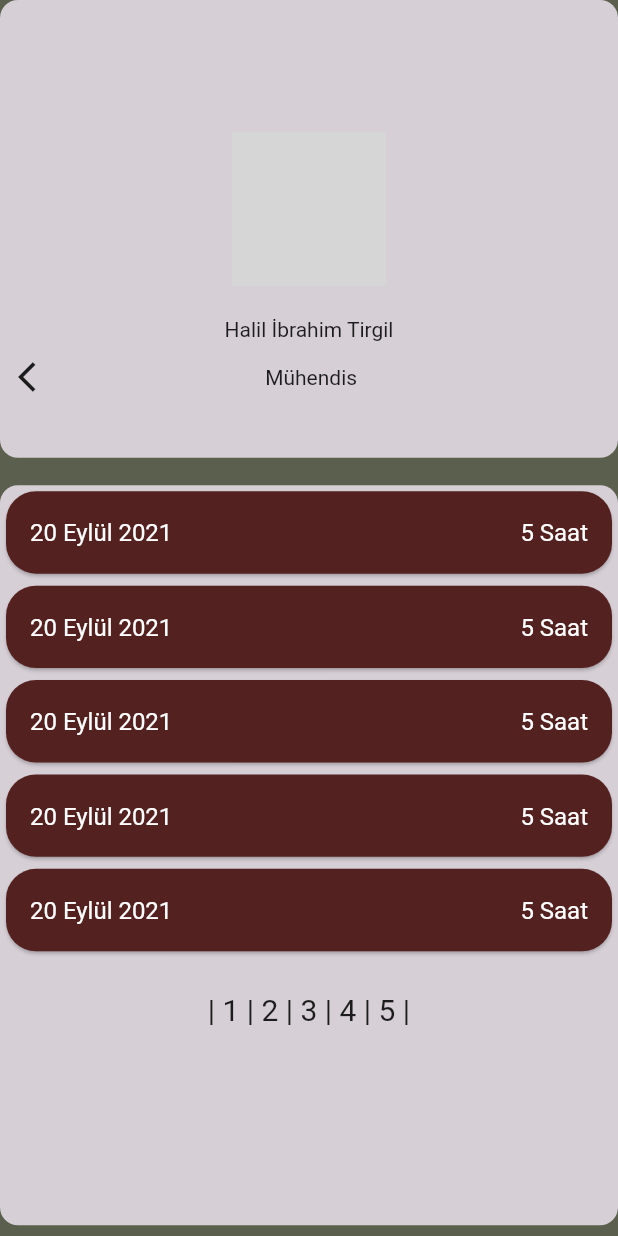
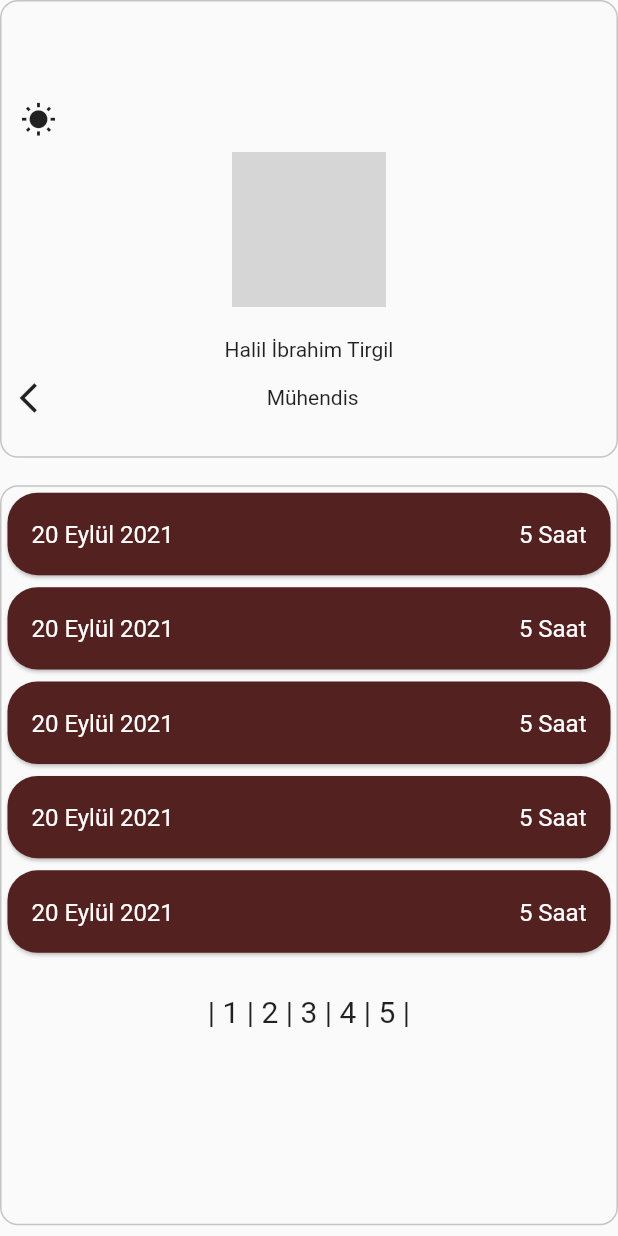
Before and after one commit to haliltirgil/daily_task_app, a Flutter app: the ShowTaskScreen screen opened directly, on a phone screen of 412 x 824 dp. Run offline on Flutter 3.47's test engine with Material 2 defaults, Android fonts, the phone set to English and light mode, and no system bars; our stand-ins replace shared_preferences, table_calendar; accounts and stored records are empty; network calls fail; grey boxes are pictures that could not be loaded.

Commit message:
Add theme changer and edit container colors

```diff
--- /dev/null
+++ b/lib/helper/theme_preferences.dart
@@ -0,0 +1,15 @@
+import 'package:shared_preferences/shared_preferences.dart';
+
+class ThemePreferences {
+  static const PREF_KEY = 'pref_key';
+
+  setTheme(bool value) async {
+    SharedPreferences sharedPreferences = await SharedPreferences.getInstance();
+    sharedPreferences.setBool(PREF_KEY, value);
+  }
+
+  getTheme() async {
+    SharedPreferences sharedPreferences = await SharedPreferences.getInstance();
+    return sharedPreferences.getBool(PREF_KEY) ?? false;
+  }
+}
--- /dev/null
+++ b/lib/helper/theme_provider.dart
@@ -0,0 +1,24 @@
+import 'package:flutter/material.dart';
+import 'package:task_app/helper/theme_preferences.dart';
+
+class ThemeModel extends ChangeNotifier {
+  bool _isDark = false;
+  ThemePreferences _preferences = ThemePreferences();
+  bool get isDark => _isDark;
+
+  ThemeModel() {
+    _isDark = false;
+    _preferences = ThemePreferences();
+    getPreferences();
+  }
+  set isDark(bool value) {
+    _isDark = value;
+    _preferences.setTheme(value);
+    notifyListeners();
+  }
+
+  getPreferences() async {
+    _isDark = await _preferences.getTheme();
+    notifyListeners();
+  }
+}
--- a/lib/screens/add_task_screen.dart
+++ b/lib/screens/add_task_screen.dart
@@ -13,7 +13,7 @@ class _AddTaskScreenState extends State<AddTaskScreen> {
   @override
   Widget build(BuildContext context) {
     return Scaffold(
-      backgroundColor: AppColors.backgroundColor,
+      //backgroundColor: AppColors.backgroundColor,
       body: Column(
         children: [
           CommonProfile(true),
--- a/lib/screens/login_screen.dart
+++ b/lib/screens/login_screen.dart
@@ -15,7 +15,7 @@ class _LoginScreenState extends State<LoginScreen> {
   Widget build(BuildContext context) {
     return Scaffold(
       extendBody: true,
-      backgroundColor: AppColors.backgroundColor,
+      //backgroundColor: AppColors.backgroundColor,
       body: SingleChildScrollView(
         child: Column(
           children: [
@@ -89,7 +89,7 @@ class _LoginScreenState extends State<LoginScreen> {
       child: Container(
         height: MediaQuery.of(context).size.height / 13.2,
         decoration: BoxDecoration(
-          color: AppColors.greyColor,
+          color: Colors.blueGrey,
           borderRadius: BorderRadius.circular(12.0),
         ),
         child: Container(
--- a/lib/screens/show_task_screen.dart
+++ b/lib/screens/show_task_screen.dart
@@ -12,7 +12,7 @@ class _ShowTaskScreenState extends State<ShowTaskScreen> {
   @override
   Widget build(BuildContext context) {
     return Scaffold(
-      backgroundColor: AppColors.backgroundColor,
+      //backgroundColor: AppColors.backgroundColor,
       body: Column(
         children: [
           CommonProfile(false),
@@ -23,7 +23,9 @@ class _ShowTaskScreenState extends State<ShowTaskScreen> {
               width: MediaQuery.of(context).size.width,
               height: MediaQuery.of(context).size.height / 1.67,
               decoration: BoxDecoration(
-                color: AppColors.containerColor,
+                border: Border.all(
+                  color: AppColors.greyColor,
+                ),
                 borderRadius: BorderRadius.circular(12.0),
               ),
               child: _buildTaskList("20 Eylül 2021", 5),
--- a/lib/widgets/common_profile.dart
+++ b/lib/widgets/common_profile.dart
@@ -1,4 +1,6 @@
 import 'package:flutter/material.dart';
+import 'package:provider/provider.dart';
+import 'package:task_app/helper/theme_provider.dart';
 import 'package:task_app/screens/show_task_screen.dart';
 
 import '../theme.dart';
@@ -23,7 +25,9 @@ class _CommonProfileState extends State<CommonProfile> {
         width: MediaQuery.of(context).size.width,
         height: MediaQuery.of(context).size.height / 2.7,
         decoration: BoxDecoration(
-          color: AppColors.containerColor,
+          border: Border.all(
+            color: AppColors.greyColor,
+          ),
           borderRadius: BorderRadius.circular(12.0),
         ),
         child: Padding(
@@ -31,9 +35,36 @@ class _CommonProfileState extends State<CommonProfile> {
               EdgeInsets.only(top: MediaQuery.of(context).size.height / 15),
           child: Column(
             children: [
+              Padding(
+                padding:
+                    EdgeInsets.all(MediaQuery.of(context).size.height / 200),
+                child: Row(
+                  children: [
+                    Container(
+                      width: MediaQuery.of(context).size.width / 10,
+                      height: MediaQuery.of(context).size.height / 22,
+                      child: Consumer(
+                        builder: (context, ThemeModel themeNotifier, child) {
+                          return Container(
+                            child: IconButton(
+                              onPressed: () {
+                                themeNotifier.isDark
+                                    ? themeNotifier.isDark = false
+                                    : themeNotifier.isDark = true;
+                              },
+                              icon: Icon(themeNotifier.isDark
+                                  ? Icons.nightlight_round
+                                  : Icons.wb_sunny),
+                            ),
+                          );
+                        },
+                      ),
+                    ),
+                    SizedBox(width: MediaQuery.of(context).size.width / 1.32),
                     widget.checkButton == true
-                  ? Align(
-                      alignment: Alignment.centerRight,
+                        ? Container(
+                            width: MediaQuery.of(context).size.width / 10,
+                            height: MediaQuery.of(context).size.height / 22,
                             child: IconButton(
                               icon: Icon(Icons.login_outlined),
                               onPressed: () {
@@ -44,6 +75,9 @@ class _CommonProfileState extends State<CommonProfile> {
                         : Padding(
                             padding: EdgeInsets.only(
                                 top: MediaQuery.of(context).size.height / 25),
+                          ),
+                  ],
+                ),
               ),
               CircleAvatar(
                 radius: MediaQuery.of(context).size.height / 16,
@@ -62,6 +96,15 @@ class _CommonProfileState extends State<CommonProfile> {
       ),
     );
   }
+
+  /*SwitchListTile(
+                    title: Text("Dark Mode"),
+                    onChanged: (val) {
+                      notifier.toggleChangeTheme();
+                      print("bana basıldı ben tema butonuyum ");
+                    },
+                    value: notifier.darkMode,
+                  ), */
 
   /* void _addTaskElement() {
     showDialog(
@@ -183,14 +226,7 @@ class _CommonProfileState extends State<CommonProfile> {
   Widget _profileWithButton() {
     return Row(
       children: [
-        SizedBox(width: MediaQuery.of(context).size.width / 90),
-        IconButton(
-          icon: Icon(Icons.lightbulb),
-          onPressed: () {
-            Navigator.pop(context);
-          },
-        ),
-        SizedBox(width: MediaQuery.of(context).size.width / 3.4),
+        SizedBox(width: MediaQuery.of(context).size.width / 2.4),
         Text("Mühendis"),
         SizedBox(width: MediaQuery.of(context).size.width / 3.4),
         IconButton(
--- a/lib/widgets/dropdown_button.dart
+++ b/lib/widgets/dropdown_button.dart
@@ -1,5 +1,7 @@
 import 'package:flutter/material.dart';
 import 'package:task_app/widgets/dropdown_category.dart';
+
+import '../theme.dart';
 
 class Dropdown extends StatefulWidget {
   @override
@@ -17,7 +19,7 @@ class _DropdownState extends State<Dropdown> {
           width: MediaQuery.of(context).size.width / 6,
           height: MediaQuery.of(context).size.height / 15,
           decoration: BoxDecoration(
-            border: Border.all(color: Colors.grey),
+            border: Border.all(color: AppColors.greyColor),
             borderRadius: const BorderRadius.all(
               const Radius.circular(12.0),
             ),
--- a/lib/widgets/dropdown_category.dart
+++ b/lib/widgets/dropdown_category.dart
@@ -1,4 +1,5 @@
 import 'package:flutter/material.dart';
+import 'package:task_app/theme.dart';
 
 class DropdownCategory extends StatefulWidget {
   //true==Proje
@@ -45,7 +46,7 @@ class _DropdownCategoryState extends State<DropdownCategory> {
       width: MediaQuery.of(context).size.width / 2,
       height: MediaQuery.of(context).size.height / 15,
       decoration: BoxDecoration(
-        border: Border.all(color: Colors.grey),
+        border: Border.all(color: AppColors.greyColor),
         borderRadius: const BorderRadius.all(
           const Radius.circular(12.0),
         ),
--- a/pubspec.yaml
+++ b/pubspec.yaml
@@ -26,6 +26,8 @@ dependencies:
   flutter_svg: ^0.22.0
   cached_network_image: ^3.1.0
   table_calendar: ^3.0.0
+  provider: ^6.0.0
+  shared_preferences: ^2.0.7
 
   # The following adds the Cupertino Icons font to your application.
   # Use with the CupertinoIcons class for iOS style icons.
```
Also changed, not shown: lib/main.dart (+34 -1 lines), lib/widgets/calendar_widget.dart (+7 -5 lines), pubspec.lock. Lines whose indentation alone changed are shown as unchanged.
